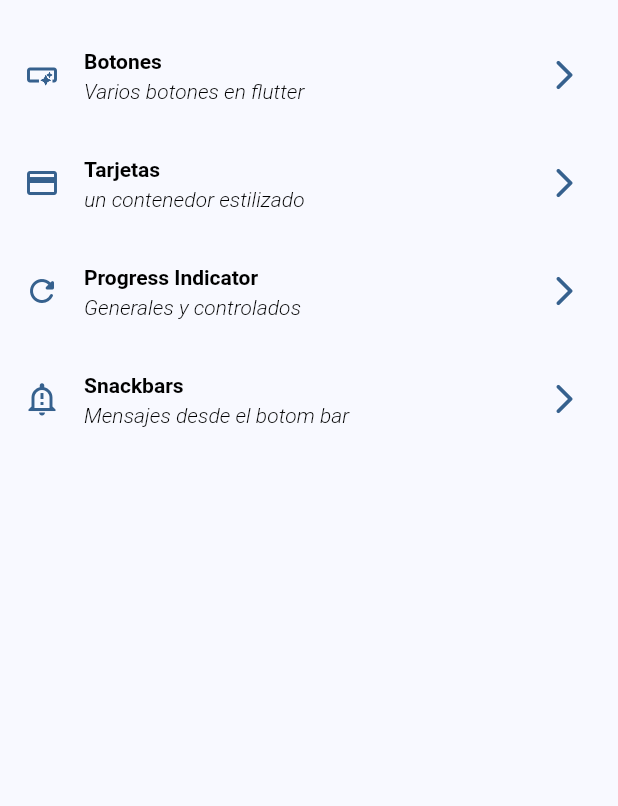
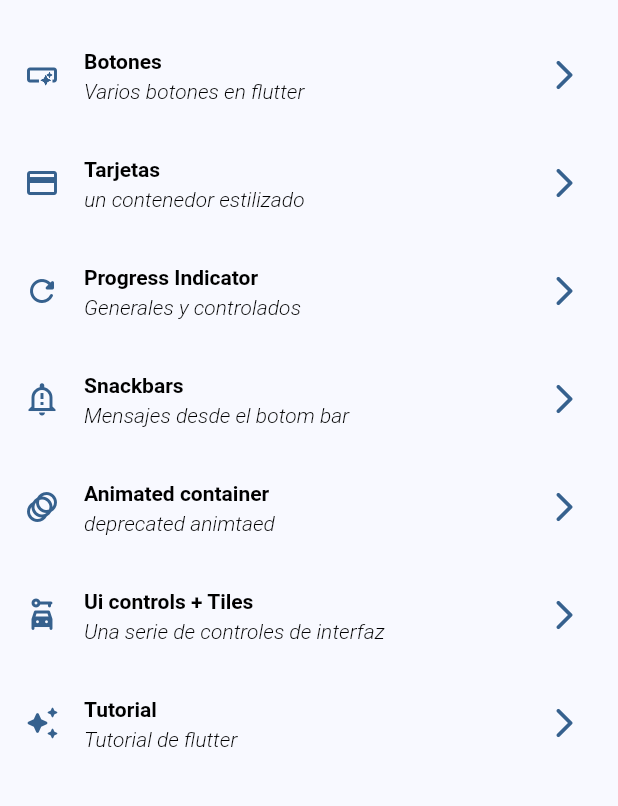
Before and after one commit to JesusxAguirre/Curso-flutter, a Flutter app: the screen it shows after launch, on a phone screen of 412 x 824 dp, the part 63-869 px from its top. Run offline on Flutter 3.47's test engine with Material 3 defaults, Android fonts, the phone set to English and light mode, and no system bars; our stand-ins replace dio, go_router.

```diff
--- a/widget_app/lib/config/menu/menu_items.dart
+++ b/widget_app/lib/config/menu/menu_items.dart
@@ -39,4 +39,23 @@ const appMenuItems = <MenuItem>[
     link: '/snackbar',
     icon: Icons.notification_important_outlined,
   ),
+  MenuItem(
+    title: 'Animated container',
+    subtitle: 'deprecated animtaed',
+    link: '/animated',
+    icon: Icons.animation,
+  ),
+  MenuItem(
+    title: 'Ui controls + Tiles',
+    subtitle: 'Una serie de controles de interfaz',
+    link: '/ui-controls',
+    icon: Icons.car_rental_rounded,
+  ),
+
+  MenuItem(
+    title: 'Tutorial',
+    subtitle: 'Tutorial de flutter',
+    link: '/tutorial',
+    icon: Icons.auto_awesome_rounded,
+  ),
 ];
--- a/widget_app/lib/config/router/app_router.dart
+++ b/widget_app/lib/config/router/app_router.dart
@@ -10,5 +10,15 @@ final appRouter = GoRouter(
     GoRoute(path: '/cards', builder: (context, state) => CardsScreen()),
     GoRoute(path: '/progress', builder: (context, state) => ProgressScreen()),
     GoRoute(path: '/snackbar', builder: (context, state) => SnackbarScreen()),
+    GoRoute(path: '/animated', builder: (context, state) => AnimatedScreen()),
+    GoRoute(
+      path: '/ui-controls',
+      builder: (context, state) => UiControlsScreen(),
+    ),
+
+    GoRoute(
+      path: '/tutorial',
+      builder: (context, state) => AppTutorialScreen(),
+    ),
   ],
 );
```
Also changed, not shown: widget_app/lib/representation/screens/animated/animated_screen.dart (+50 -2 lines), widget_app/lib/representation/screens/checkbox/checkbox_screen.dart (added, +13 -0 lines), widget_app/lib/representation/ui_controls/ui_controls_screen.dart (+58 -1 lines).
